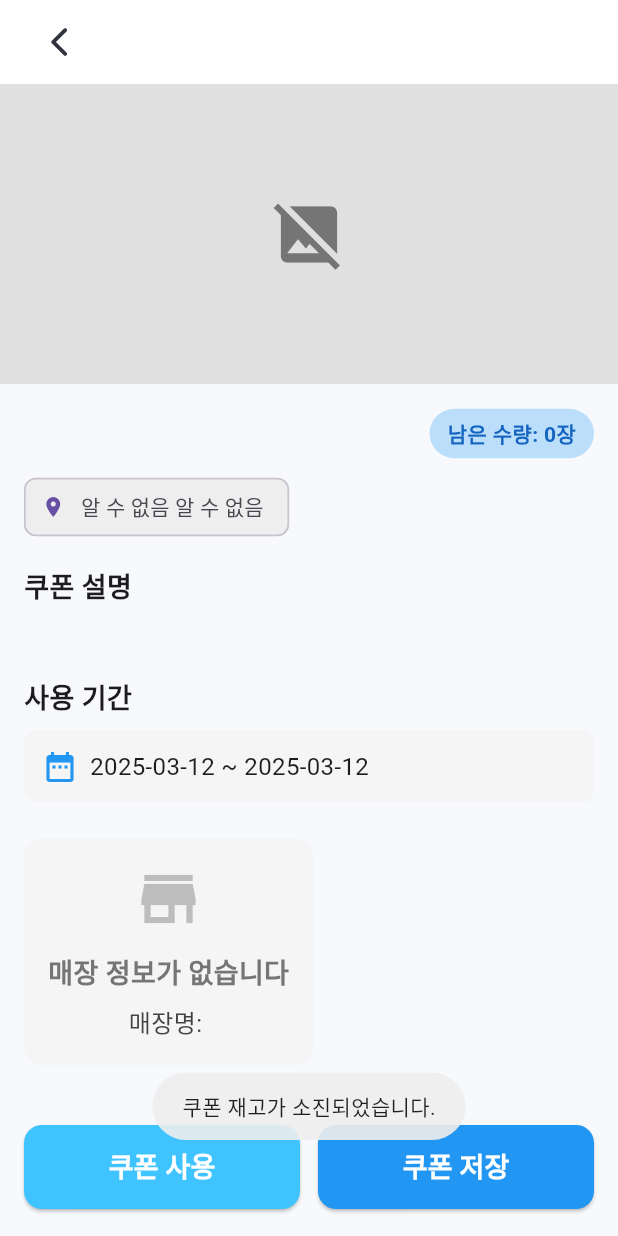
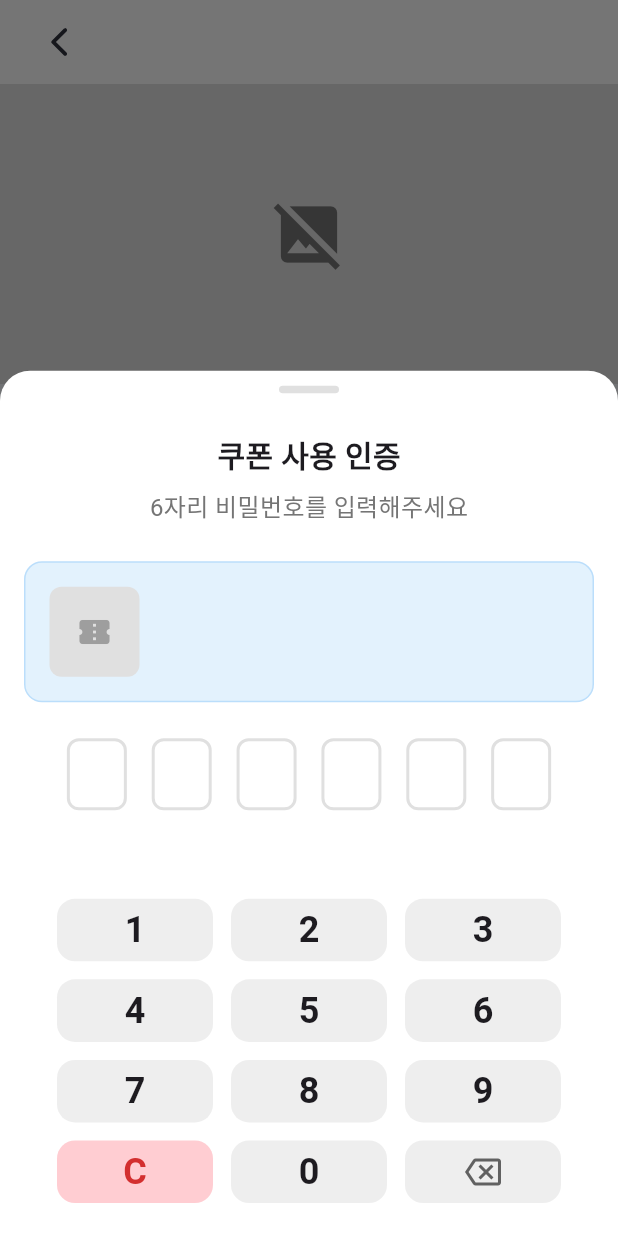
Before and after one commit to puze8681/CouponMarket, a Flutter app: the CouponPage screen opened directly with empty values, after a tap on "쿠폰 사용", on a phone screen of 412 x 824 dp. Run offline on Flutter 3.47's test engine with Material 3 defaults, Android fonts, the phone set to English and light mode, and no system bars; our stand-ins replace cloud_firestore, firebase_auth, firebase_core, firebase_storage, flutter_bloc, flutter_local_notifications and 9 more; accounts and stored records are empty.

Commit message:
쿠폰 비밀번호 인증 모달 개발

```diff
--- a/lib/model/coupon_dummy.dart
+++ b/lib/model/coupon_dummy.dart
@@ -25,7 +25,7 @@ class CouponDummyData {
         description: '평일 11시부터 2시까지 모든 점심 메뉴 10% 할인',
         image: 'https://example.com/images/coupon001.jpg',
         stock: 50,
-        code: 'LUNCH10',
+        code: '111111',
         category: [FoodCategoryConstants.KOREAN, FoodCategoryConstants.HOME_STYLE],
         district: KoreanDistrictConstants.SEOUL_GANGNAM,
         city: KoreanCityConstants.SEOUL,
@@ -42,7 +42,7 @@ class CouponDummyData {
         description: '디너 코스 2인 주문 시 1인 무료 혜택 (음료 및 주류 별도)',
         image: 'https://example.com/images/coupon002.jpg',
         stock: 20,
-        code: 'DINNER2FOR1',
+        code: '222222',
         category: [FoodCategoryConstants.KOREAN, FoodCategoryConstants.HOME_STYLE],
         district: KoreanDistrictConstants.SEOUL_GANGNAM,
         city: KoreanCityConstants.SEOUL,
@@ -59,7 +59,7 @@ class CouponDummyData {
         description: '4인 이상 방문 시 돼지갈비 1인분 추가 무료 제공',
         image: 'https://example.com/images/coupon003.jpg',
         stock: 30,
-        code: 'PORK4PLUS1',
+        code: '333333',
         category: [FoodCategoryConstants.KOREAN, FoodCategoryConstants.PORK],
         district: KoreanDistrictConstants.SEOUL_MAPO,
         city: KoreanCityConstants.SEOUL,
@@ -76,7 +76,7 @@ class CouponDummyData {
         description: '파스타와 와인 세트 주문 시 20% 할인',
         image: 'https://example.com/images/coupon004.jpg',
         stock: 40,
-        code: 'WINE20',
+        code: '44444',
         category: [FoodCategoryConstants.ITALIAN, FoodCategoryConstants.PASTA],
         district: KoreanDistrictConstants.SEOUL_SEOCHO,
         city: KoreanCityConstants.SEOUL,
@@ -95,7 +95,7 @@ class CouponDummyData {
         description: '모듬회 대자 주문 시 특대 사이즈로 무료 업그레이드',
         image: 'https://example.com/images/coupon005.jpg',
         stock: 15,
-        code: 'SASHIMI_UP',
+        code: '555555',
         category: [FoodCategoryConstants.JAPANESE, FoodCategoryConstants.SASHIMI],
         district: KoreanDistrictConstants.BUSAN_HAEUNDAE,
         city: KoreanCityConstants.BUSAN,
@@ -112,7 +112,7 @@ class CouponDummyData {
         description: '평일 오전 11시 이전 방문 시 동일 메뉴 1개 추가 제공',
         image: 'https://example.com/images/coupon006.jpg',
         stock: 25,
-        code: 'SOUP11',
+        code: '666666',
         category: [FoodCategoryConstants.KOREAN, FoodCategoryConstants.PORK],
         district: KoreanDistrictConstants.BUSAN_BUSANJIN,
         city: KoreanCityConstants.BUSAN,
@@ -131,7 +131,7 @@ class CouponDummyData {
         description: '탕수육 주문 시 짜장면 1개 무료 제공 (테이크아웃 제외)',
         image: 'https://example.com/images/coupon007.jpg',
         stock: 35,
-        code: 'SWEET_NOODLE',
+        code: '777777',
         category: [FoodCategoryConstants.CHINESE],
         district: KoreanDistrictConstants.INCHEON_YEONSU,
         city: KoreanCityConstants.INCHEON,
@@ -148,7 +148,7 @@ class CouponDummyData {
         description: '치킨 2마리 주문 시 생맥주 500cc 2잔 무료 제공',
         image: 'https://example.com/images/coupon008.jpg',
         stock: 20,
-        code: 'BEER2FREE',
+        code: '888888',
         category: [FoodCategoryConstants.CHICKEN, FoodCategoryConstants.BEER_PUB],
         district: KoreanDistrictConstants.INCHEON_BUPYEONG,
         city: KoreanCityConstants.INCHEON,
@@ -167,7 +167,7 @@ class CouponDummyData {
         description: '한우 등심 200g 이상 주문 시 100g 추가 증정',
         image: 'https://example.com/images/coupon009.jpg',
         stock: 10,
-        code: 'BEEFPLUS',
+        code: '999999',
         category: [FoodCategoryConstants.KOREAN, FoodCategoryConstants.BEEF, FoodCategoryConstants.HANWOO],
         district: 0, // 더미 데이터이므로 구/군 ID가 없다고 가정
         city: KoreanCityConstants.DAEJEON,
@@ -186,7 +186,7 @@ class CouponDummyData {
         description: '아메리카노 주문 시 동일 음료 1잔 추가 제공',
         image: 'https://example.com/images/coupon010.jpg',
         stock: 100,
-        code: 'AMERICANO11',
+        code: '101010',
         category: [FoodCategoryConstants.CAFE],
         district: 0, // 더미 데이터이므로 구/군 ID가 없다고 가정
         city: KoreanCityConstants.GWANGJU,
--- a/lib/screen/main/coupon/coupon_page.dart
+++ b/lib/screen/main/coupon/coupon_page.dart
@@ -3,13 +3,12 @@ import 'package:coupon_market/component/basic/basic_text.dart';
 import 'package:coupon_market/component/common/asset_widget.dart';
 import 'package:coupon_market/component/indicator_widget.dart';
 import 'package:coupon_market/constant/assets.dart';
-import 'package:coupon_market/constant/colors.dart';
 import 'package:coupon_market/model/coupon.dart';
 import 'package:coupon_market/model/store.dart';
+import 'package:coupon_market/screen/main/coupon/coupon_pin_modal.dart';
 import 'package:coupon_market/util/extensions.dart';
 import 'package:flutter/material.dart';
 import 'package:flutter_bloc/flutter_bloc.dart';
-import 'package:coupon_market/router/app_routes.dart';
 import 'package:fluttertoast/fluttertoast.dart';
 
 class CouponPage extends StatefulWidget {
@@ -31,7 +30,17 @@ class _CouponPageState extends State<CouponPage> with TickerProviderStateMixin {
   }
 
   _onClickUse() async {
-    _bloc.add(UseCoupon());
+    showModalBottomSheet(
+      context: context,
+      isScrollControlled: true,
+      backgroundColor: Colors.transparent,
+      builder: (context) => CouponPinModal(
+        coupon: coupon,
+        onUse: (){
+          // _bloc.add(UseCoupon());
+        },
+      ),
+    );
   }
   _onClickDownload() async {
     _bloc.add(DownloadCoupon());
--- /dev/null
+++ b/lib/screen/main/coupon/coupon_pin_modal.dart
@@ -0,0 +1,393 @@
+import 'package:flutter/material.dart';
+import 'package:coupon_market/model/coupon.dart';
+
+class CouponPinModal extends StatefulWidget {
+  final Coupon coupon;
+  final Function onUse;
+
+  const CouponPinModal({
+    Key? key,
+    required this.coupon,
+    required this.onUse,
+  }) : super(key: key);
+
+  @override
+  State<CouponPinModal> createState() => _CouponPinModalState();
+}
+
+class _CouponPinModalState extends State<CouponPinModal> {
+  List<String> _pinCode = [];
+  final int _pinLength = 6;
+  bool _isProcessing = false;
+  String? _errorMessage;
+
+  @override
+  Widget build(BuildContext context) {
+    return Container(
+      height: MediaQuery.of(context).size.height * 0.7,
+      decoration: BoxDecoration(
+        color: Colors.white,
+        borderRadius: BorderRadius.vertical(top: Radius.circular(20)),
+      ),
+      child: Column(
+        children: [
+          // 핸들바
+          Container(
+            margin: EdgeInsets.only(top: 10, bottom: 10),
+            width: 40,
+            height: 5,
+            decoration: BoxDecoration(
+              color: Colors.grey[300],
+              borderRadius: BorderRadius.circular(5),
+            ),
+          ),
+
+          // 헤더
+          Padding(
+            padding: const EdgeInsets.all(16.0),
+            child: Column(
+              children: [
+                Text(
+                  '쿠폰 사용 인증',
+                  style: TextStyle(
+                    fontSize: 20,
+                    fontWeight: FontWeight.bold,
+                  ),
+                ),
+                SizedBox(height: 8),
+                Text(
+                  '6자리 비밀번호를 입력해주세요',
+                  style: TextStyle(
+                    fontSize: 16,
+                    color: Colors.grey[600],
+                  ),
+                ),
+              ],
+            ),
+          ),
+
+          // 쿠폰 정보
+          Container(
+            margin: EdgeInsets.symmetric(horizontal: 16, vertical: 8),
+            padding: EdgeInsets.all(16),
+            decoration: BoxDecoration(
+              color: Colors.blue[50],
+              borderRadius: BorderRadius.circular(12),
+              border: Border.all(color: Colors.blue[100]!),
+            ),
+            child: Row(
+              children: [
+                if (widget.coupon.image.isNotEmpty)
+                  ClipRRect(
+                    borderRadius: BorderRadius.circular(8),
+                    child: Image.network(
+                      widget.coupon.image,
+                      width: 60,
+                      height: 60,
+                      fit: BoxFit.cover,
+                      errorBuilder: (_, __, ___) => Container(
+                        width: 60,
+                        height: 60,
+                        color: Colors.grey[300],
+                        child: Icon(Icons.image_not_supported, color: Colors.grey[500]),
+                      ),
+                    ),
+                  )
+                else
+                  Container(
+                    width: 60,
+                    height: 60,
+                    decoration: BoxDecoration(
+                      color: Colors.grey[300],
+                      borderRadius: BorderRadius.circular(8),
+                    ),
+                    child: Icon(Icons.confirmation_num, color: Colors.grey[500]),
+                  ),
+                SizedBox(width: 16),
+                Expanded(
+                  child: Column(
+                    crossAxisAlignment: CrossAxisAlignment.start,
+                    children: [
+                      Text(
+                        widget.coupon.title,
+                        style: TextStyle(
+                          fontSize: 16,
+                          fontWeight: FontWeight.bold,
+                        ),
+                        maxLines: 1,
+                        overflow: TextOverflow.ellipsis,
+                      ),
+                      SizedBox(height: 4),
+                      Text(
+                        widget.coupon.storeName,
+                        style: TextStyle(
+                          fontSize: 14,
+                          color: Colors.grey[700],
+                        ),
+                      ),
+                    ],
+                  ),
+                ),
+              ],
+            ),
+          ),
+
+          SizedBox(height: 16),
+
+          // PIN 코드 표시
+          Padding(
+            padding: const EdgeInsets.symmetric(horizontal: 32.0),
+            child: Row(
+              mainAxisAlignment: MainAxisAlignment.spaceEvenly,
+              children: List.generate(_pinLength, (index) {
+                bool isFilled = index < _pinCode.length;
+                return Container(
+                  width: 40,
+                  height: 48,
+                  margin: EdgeInsets.symmetric(horizontal: 4),
+                  decoration: BoxDecoration(
+                    border: Border.all(
+                      color: isFilled ? Colors.blue : Colors.grey[300]!,
+                      width: 2,
+                    ),
+                    borderRadius: BorderRadius.circular(8),
+                    color: isFilled ? Colors.blue[50] : Colors.white,
+                  ),
+                  child: Center(
+                    child: isFilled
+                        ? Text(
+                      '●',
+                      style: TextStyle(
+                        fontSize: 24,
+                        color: Colors.blue,
+                      ),
+                    )
+                        : null,
+                  ),
+                );
+              }),
+            ),
+          ),
+
+          // 에러 메시지
+            Padding(
+              padding: const EdgeInsets.only(top: 16),
+              child: Text(
+                _errorMessage ?? "",
+                style: TextStyle(
+                  color: Colors.red,
+                  fontSize: 14,
+                ),
+                textAlign: TextAlign.center,
+              ),
+            ),
+
+          // 숫자 키패드
+          Expanded(
+            child: _isProcessing
+                ? Center(
+              child: Column(
+                mainAxisAlignment: MainAxisAlignment.center,
+                children: [
+                  CircularProgressIndicator(),
+                  SizedBox(height: 16),
+                  Text(
+                    '쿠폰 사용 처리 중...',
+                    style: TextStyle(
+                      color: Colors.grey[700],
+                      fontSize: 16,
+                    ),
+                  ),
+                ],
+              ),
+            )
+                : NumericKeypad(
+              onNumberTap: _handleNumberInput,
+              onDelete: _handleDelete,
+              onClear: _handleClear,
+            ),
+          ),
+        ],
+      ),
+    );
+  }
+
+  // 숫자 입력 처리
+  void _handleNumberInput(String number) {
+    if (_pinCode.length < _pinLength) {
+      setState(() {
+        _pinCode.add(number);
+        _errorMessage = null;
+      });
+
+      // PIN 코드가 완성되면 검증 진행
+      if (_pinCode.length == _pinLength) {
+        _verifyPin();
+      }
+    }
+  }
+
+  // 숫자 삭제 처리
+  void _handleDelete() {
+    if (_pinCode.isNotEmpty) {
+      setState(() {
+        _pinCode.removeLast();
+        _errorMessage = null;
+      });
+    }
+  }
+
+  // 전체 삭제 처리
+  void _handleClear() {
+    setState(() {
+      _pinCode = [];
+      _errorMessage = null;
+    });
+  }
+
+  // PIN 코드 검증 및 쿠폰 사용 처리
+  Future<void> _verifyPin() async {
+    final enteredPin = _pinCode.join();
+
+    // 실제 쿠폰 코드와 비교 (이 부분은 실제 구현에 맞게 수정)
+    if (enteredPin != widget.coupon.code) {
+      setState(() {
+        _errorMessage = '비밀번호가 일치하지 않습니다. 다시 시도해주세요.';
+        _pinCode = [];
+      });
+      return;
+    }else{
+      Navigator.of(context).pop(); // 모달 닫기
+      widget.onUse.call();
+    }
+  }
+}
+
+// 숫자 키패드 위젯
+class NumericKeypad extends StatelessWidget {
+  final Function(String) onNumberTap;
+  final VoidCallback onDelete;
+  final VoidCallback onClear;  // 전체 삭제 콜백 추가
+
+  const NumericKeypad({
+    Key? key,
+    required this.onNumberTap,
+    required this.onDelete,
+    required this.onClear,  // 생성자에 추가
+  }) : super(key: key);
+
+  @override
+  Widget build(BuildContext context) {
+    return Container(
+      padding: EdgeInsets.symmetric(horizontal: 32, vertical: 16),
+      child: Column(
+        children: [
+          // 1, 2, 3
+          Expanded(
+            child: Row(
+              children: [
+                _buildKeypadButton('1'),
+                _buildKeypadButton('2'),
+                _buildKeypadButton('3'),
+              ],
+            ),
+          ),
+          // 4, 5, 6
+          Expanded(
+            child: Row(
+              children: [
+                _buildKeypadButton('4'),
+                _buildKeypadButton('5'),
+                _buildKeypadButton('6'),
+              ],
+            ),
+          ),
+          // 7, 8, 9
+          Expanded(
+            child: Row(
+              children: [
+                _buildKeypadButton('7'),
+                _buildKeypadButton('8'),
+                _buildKeypadButton('9'),
+              ],
+            ),
+          ),
+          // C, 0, 삭제
+          Expanded(
+            child: Row(
+              children: [
+                // 전체 삭제(C) 버튼
+                Expanded(
+                  child: GestureDetector(
+                    onTap: onClear,
+                    child: Container(
+                      margin: EdgeInsets.all(6),
+                      decoration: BoxDecoration(
+                        color: Colors.red[100],
+                        borderRadius: BorderRadius.circular(12),
+                      ),
+                      child: Center(
+                        child: Text(
+                          'C',
+                          style: TextStyle(
+                            fontSize: 24,
+                            fontWeight: FontWeight.bold,
+                            color: Colors.red[700],
+                          ),
+                        ),
+                      ),
+                    ),
+                  ),
+                ),
+                _buildKeypadButton('0'),
+                Expanded(
+                  child: GestureDetector(
+                    onTap: onDelete,
+                    child: Container(
+                      margin: EdgeInsets.all(6),
+                      decoration: BoxDecoration(
+                        color: Colors.grey[200],
+                        borderRadius: BorderRadius.circular(12),
+                      ),
+                      child: Center(
+                        child: Icon(
+                          Icons.backspace_outlined,
+                          color: Colors.grey[700],
+                        ),
+                      ),
+                    ),
+                  ),
+                ),
+              ],
+            ),
+          ),
+        ],
+      ),
+    );
+  }
+
+  // 숫자 버튼 위젯
+  Widget _buildKeypadButton(String number) {
+    return Expanded(
+      child: GestureDetector(
+        onTap: () => onNumberTap(number),
+        child: Container(
+          margin: EdgeInsets.all(6),
+          decoration: BoxDecoration(
+            color: Colors.grey[200],
+            borderRadius: BorderRadius.circular(12),
+          ),
+          child: Center(
+            child: Text(
+              number,
+              style: TextStyle(
+                fontSize: 24,
+                fontWeight: FontWeight.bold,
+              ),
+            ),
+          ),
+        ),
+      ),
+    );
+  }
+}
```
